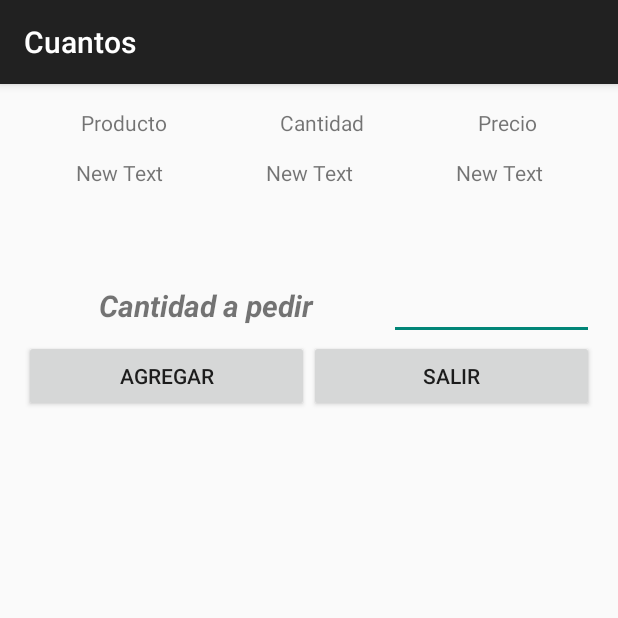
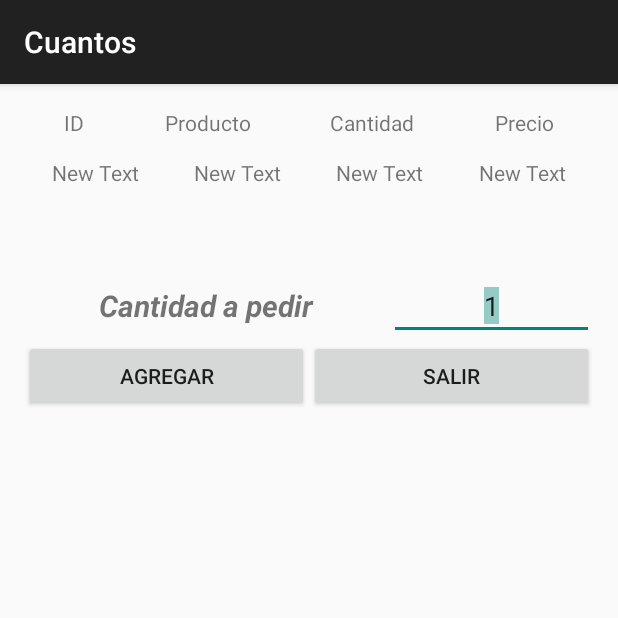
Before and after one commit to gustavovegadroguett/TesisGjg, an Android app: the Cuantos screen opened directly, with no data from a screen before it, on a phone screen of 412 x 824 dp, the top half of it. Run offline under Robolectric (Android 15) with nearby library versions, the light colour scheme and no system bars; 4 statements that could not run were skipped.

Commit message:
Se corrigen errores,  se agregan listas de arreglos, y mas

```diff
--- a/app/src/main/java/com/example/gustavovega/tesisgjg/AdaptadorCarrito.java
+++ b/app/src/main/java/com/example/gustavovega/tesisgjg/AdaptadorCarrito.java
@@ -32,7 +32,7 @@ public class AdaptadorCarrito extends ArrayAdapter<ItemLista> {
         if (v == null ){
             LayoutInflater vi;
             vi = LayoutInflater.from(getContext());
-            v = vi.inflate(R.layout.single_item, null);// se crea una vista, en base a single_item la cual fue creada anteriormentes.
+            v = vi.inflate(R.layout.single_listado, null);// se crea una vista, en base a single_item la cual fue creada anteriormentes.
         }
         ItemLista p = getItem(position);
 
--- a/app/src/main/java/com/example/gustavovega/tesisgjg/AdaptadorListado.java
+++ b/app/src/main/java/com/example/gustavovega/tesisgjg/AdaptadorListado.java
@@ -48,7 +48,7 @@ public class AdaptadorListado extends ArrayAdapter<ItemLista> {
                 TextView tt4 = (TextView) v.findViewById(R.id.precio);
 
                 if (tt1 != null) {
-                    tt1.setText(p.getNombreProd());
+                    tt1.setText(p.getId());
                 }
                 if (tt2 != null) {
                     tt2.setText(p.getNombreProd());
--- a/app/src/main/java/com/example/gustavovega/tesisgjg/Cuantos.java
+++ b/app/src/main/java/com/example/gustavovega/tesisgjg/Cuantos.java
@@ -3,22 +3,32 @@ package com.example.gustavovega.tesisgjg;
 import android.content.Intent;
 import android.support.v7.app.ActionBarActivity;
 import android.os.Bundle;
+import android.support.v7.app.AppCompatActivity;
+import android.text.Editable;
+import android.text.TextWatcher;
 import android.util.Log;
 import android.view.Menu;
 import android.view.MenuItem;
 import android.view.View;
+import android.view.WindowManager;
 import android.widget.Button;
 import android.widget.EditText;
 import android.widget.TextView;
 import android.widget.Toast;
 
+import org.w3c.dom.Text;
 
-public class Cuantos extends ActionBarActivity {
+
+public class Cuantos extends AppCompatActivity {
     int oferta,demanda,envioprecio;
     EditText pedido;
+    TextView id;
     TextView nombre;
     TextView precio;
+    TextView cantidad;
     String producto;
+    Button botonAgregar,botonCancelar;
+
     @Override
     protected void onCreate(Bundle savedInstanceState) {
         super.onCreate(savedInstanceState);
@@ -26,25 +36,47 @@ public class Cuantos extends ActionBarActivity {
 
 
         Bundle datos= this.getIntent().getExtras();// se recibe el paquete desde el intent enviado
+        id=(TextView)findViewById(R.id.idproducto);
+        nombre= (TextView)findViewById(R.id.nombreproducto);//controles asociados a objetos
+        cantidad=(TextView)findViewById(R.id.stockproducto);
+        precio= (TextView)findViewById(R.id.precioproducto);
+        pedido=(EditText)findViewById(R.id.pedidoproducto);
+        botonAgregar=(Button)findViewById(R.id.botonAgregar);
 
-        TextView nombre= (TextView)findViewById(R.id.nombreproducto);//controles asociados a objetos
-        TextView cantidad=(TextView)findViewById(R.id.stockproducto);
-        TextView precio= (TextView)findViewById(R.id.precioproducto);
-
-
-        //botones para agregar al carrito y para volver sin hacer el pedido
-        Button volver= (Button)findViewById(R.id.botonVolver);
-        Button carrito= (Button)findViewById(R.id.botonAgregar);
-
-        //mostrar los datos que vienen desde el formulario listado.
+        //Se agregan los datos desde el bundle que fue enviado de la actividad anterior a las variables de actividad
+        id.setText(datos.getString("id_producto"));
         nombre.setText(datos.getString("nombre"));
         cantidad.setText(datos.getString("stock"));
         precio.setText(datos.getString("precio"));
 
         //establece numero de productos disponibles, para no vender los productos con que no se cuenta.
-        oferta=Integer.parseInt(cantidad.getText().toString());
+        if(pedido.requestFocus()) {
+            getWindow().setSoftInputMode(WindowManager.LayoutParams.SOFT_INPUT_STATE_ALWAYS_VISIBLE);
+            pedido.selectAll();
+        }
+        pedido.addTextChangedListener(new TextWatcher() {
+            @Override
+            public void beforeTextChanged(CharSequence s, int start, int count, int after) {
 
+            }
+
+            @Override
+            public void onTextChanged(CharSequence s, int start, int before, int count) {
+
+            }
+
+            @Override
+            public void afterTextChanged(Editable s) {
+                if (pedido.getText().toString().trim().length() == 0 || pedido.getText().toString().equals("0")) {
+                    botonAgregar.setEnabled(false);
+                }else {
+                    botonAgregar.setEnabled(true);
+                }
+
+            }
+        });
     }
+
 
     public void VolverOnClick(View v){
         this.finish();
@@ -52,31 +84,34 @@ public class Cuantos extends ActionBarActivity {
 
     public void agregarOnClick(View v){
         int actual;
-        pedido=(EditText)findViewById(R.id.pedidoproducto);
-        nombre=(TextView)findViewById(R.id.nombreproducto  );
-        precio=(TextView)findViewById(R.id.precioproducto);
+    try {
+        if (pedido.getText().toString() !=null) {
+            oferta = Integer.parseInt(cantidad.getText().toString());
+            demanda = Integer.parseInt(pedido.getText().toString());
 
-        demanda=Integer.parseInt(pedido.getText().toString());
-        producto=nombre.getText().toString();
+             if (demanda <= oferta && demanda != 0) {
+                 actual = oferta - demanda;
+                 Log.i("agergarOnclick", "entro oferta " + oferta + "demanda " + demanda);
+                 Intent datosDePedido = new Intent();
+                 datosDePedido.putExtra("id", id.getText().toString());
+                 datosDePedido.putExtra("nombre", nombre.getText().toString());
+                 datosDePedido.putExtra("demanda", Integer.toString(demanda));
+                 datosDePedido.putExtra("precio", precio.getText().toString());
+                 datosDePedido.putExtra("stockactual", Integer.toString(actual));
+                 Log.i("agergarOnclick", "como quedo stock " + actual);
 
-        envioprecio=Integer.parseInt(precio.getText().toString());
+                 setResult(this.RESULT_OK, datosDePedido);
+                 this.finish();
+             }
+          else {
+            Toast.makeText(this, "no hay esa cantidad en stock", Toast.LENGTH_SHORT).show();
+          }
+        }else{
+            Toast.makeText(this, " No ingno hay esa cantidad en stock", Toast.LENGTH_SHORT).show();
+        }
+    }catch (Exception ex){
+        Toast.makeText(this,"Exception en agregarOnclick"+ ex.getMessage(),Toast.LENGTH_LONG).show();
 
-        if( demanda <= oferta && pedido!=null && demanda!=0 ){
-            actual=oferta-demanda;
-            Log.i("agergarOnclick", "entro oferta " + oferta + "demanda " + demanda);
-            Intent datosDePedido = new Intent();
-
-            datosDePedido.putExtra("pedido", Integer.toString(demanda));
-            datosDePedido.putExtra("nombre", producto);
-            datosDePedido.putExtra("precio", Integer.toString(envioprecio));
-            datosDePedido.putExtra("actual", Integer.toString(actual));
-            Log.i("agergarOnclick", "como quedo stock " + actual);
-
-            setResult(this.RESULT_OK, datosDePedido);
-            this.finish();
-        }
-        else{
-            Toast.makeText(this,"no hay esa cantidad en stock",Toast.LENGTH_SHORT).show();
         }
     }
 }
--- a/app/src/main/res/layout/activity_cuantos.xml
+++ b/app/src/main/res/layout/activity_cuantos.xml
@@ -10,7 +10,19 @@
         android:orientation="horizontal"
         android:layout_width="match_parent"
         android:layout_height="wrap_content"
-        android:layout_alignParentStart="false">
+        android:layout_alignParentStart="false"
+        android:id="@+id/linearLayout2">
+
+        <TextView
+            android:layout_width="wrap_content"
+            android:layout_height="wrap_content"
+            android:text="ID"
+            android:id="@+id/textView"
+            android:layout_weight="1"
+            android:gravity="center_vertical|center_horizontal"
+            android:layout_alignTop="@+id/linearLayout2"
+            android:layout_alignParentLeft="true"
+            android:layout_alignParentStart="true" />
 
         <TextView
             android:layout_width="wrap_content"
@@ -52,6 +64,14 @@
             android:layout_width="match_parent"
             android:layout_height="76dp"
             android:layout_weight="0.14">
+
+            <TextView
+                android:layout_width="wrap_content"
+                android:layout_height="wrap_content"
+                android:text="New Text"
+                android:id="@+id/idproducto"
+                android:layout_weight="1"
+                android:gravity="center_vertical|center|center_horizontal" />
 
             <TextView
                 android:layout_width="wrap_content"
@@ -103,7 +123,10 @@
                 android:typeface="sans"
                 android:textAlignment="gravity"
                 android:singleLine="false"
-                android:inputType="number" />
+                android:inputType="number"
+                android:text="1"
+                android:maxLength="6"
+                android:focusable="true" />
 
         </LinearLayout>
 
```
Also changed, not shown: app/src/main/java/com/example/gustavovega/tesisgjg/ListadoProducto.java (+74 -55 lines).
